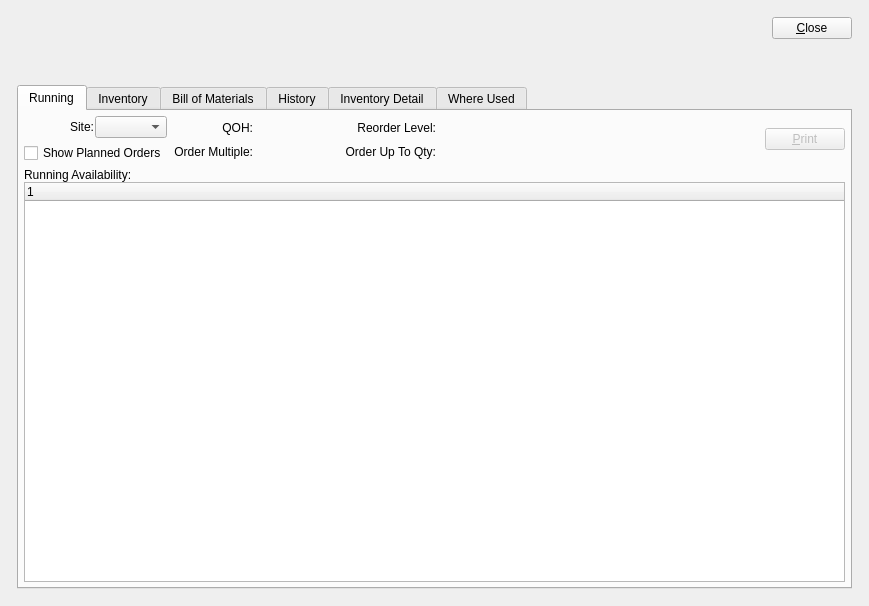
This is xtuple/trunk/guiclient/itemAvailabilityWorkbench.ui in WooodHead/xtuple as Qt 5 draws it before an edit. The edited form follows.
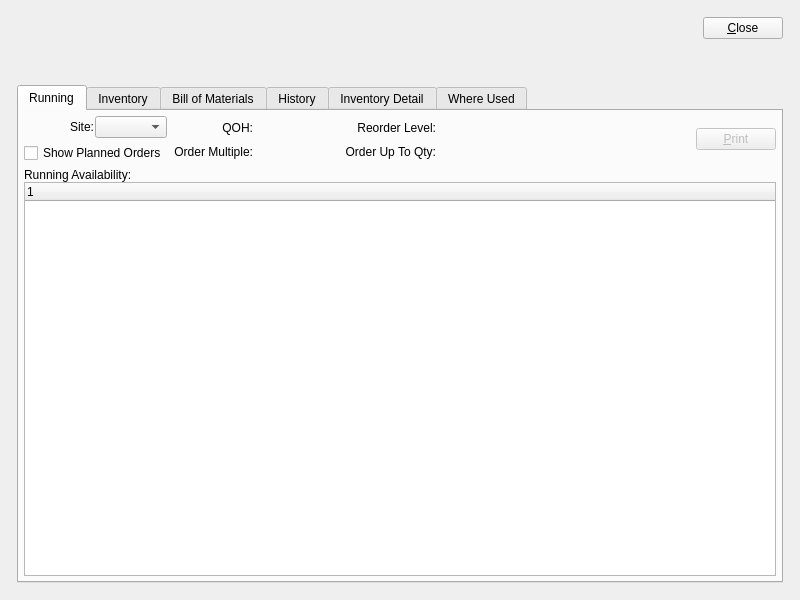
This is the edited form. Custom widgets are drawn as their Qt base class.

Commit message: tweak default size.

What changed in the file:
```diff
--- a/xtuple/trunk/guiclient/itemAvailabilityWorkbench.ui
+++ b/xtuple/trunk/guiclient/itemAvailabilityWorkbench.ui
@@ -12,8 +12,8 @@
    <rect>
     <x>0</x>
     <y>0</y>
-    <width>869</width>
-    <height>606</height>
+    <width>800</width>
+    <height>600</height>
    </rect>
   </property>
   <property name="windowTitle" >
```
